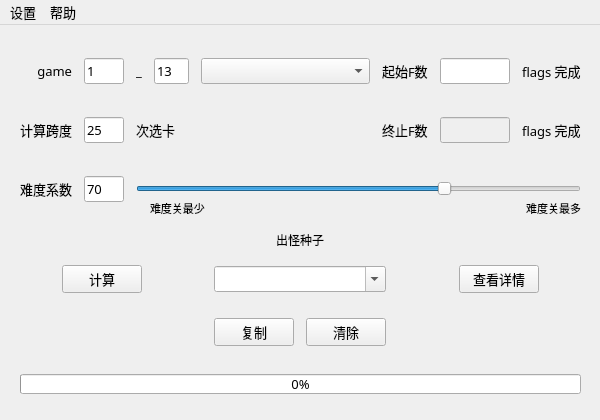
The window that seedfinder.ui (Rottenham/seed-finder-qt) describes before a commit, drawn with Qt 5.
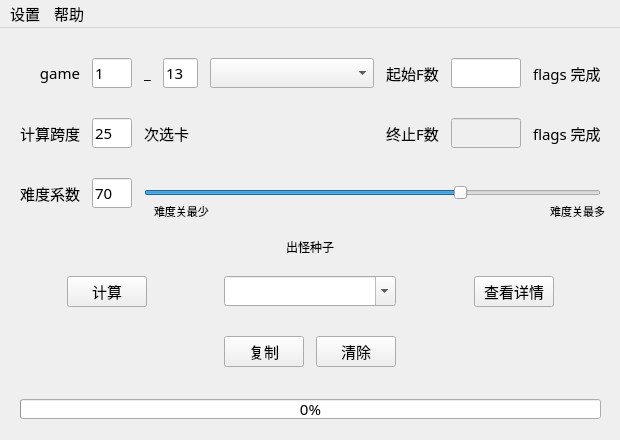
The same window after the commit.

The edit to the form file:
```diff
--- a/seedfinder.ui
+++ b/seedfinder.ui
@@ -6,26 +6,26 @@
    <rect>
     <x>0</x>
     <y>0</y>
-    <width>600</width>
-    <height>420</height>
+    <width>620</width>
+    <height>440</height>
    </rect>
   </property>
   <property name="minimumSize">
    <size>
-    <width>600</width>
-    <height>420</height>
+    <width>620</width>
+    <height>440</height>
    </size>
   </property>
   <property name="maximumSize">
    <size>
-    <width>600</width>
-    <height>420</height>
+    <width>620</width>
+    <height>440</height>
    </size>
   </property>
   <property name="font">
    <font>
     <family>微软雅黑</family>
-    <pointsize>10</pointsize>
+    <pointsize>11</pointsize>
    </font>
   </property>
   <property name="windowTitle">
@@ -37,7 +37,7 @@
      <rect>
       <x>0</x>
       <y>0</y>
-      <width>601</width>
+      <width>621</width>
       <height>192</height>
      </rect>
     </property>
@@ -393,8 +393,8 @@
      <rect>
       <x>0</x>
       <y>190</y>
-      <width>601</width>
-      <height>201</height>
+      <width>621</width>
+      <height>221</height>
      </rect>
     </property>
     <layout class="QGridLayout" name="gridLayout_3">
@@ -405,7 +405,7 @@
       <number>20</number>
      </property>
      <property name="bottomMargin">
-      <number>5</number>
+      <number>0</number>
      </property>
      <property name="horizontalSpacing">
       <number>12</number>
@@ -622,9 +622,9 @@
    <widget class="QWidget" name="layoutWidget">
     <property name="geometry">
      <rect>
-      <x>150</x>
+      <x>154</x>
       <y>175</y>
-      <width>431</width>
+      <width>451</width>
       <height>31</height>
      </rect>
     </property>
@@ -669,7 +669,7 @@
     <rect>
      <x>0</x>
      <y>0</y>
-     <width>600</width>
+     <width>620</width>
      <height>26</height>
     </rect>
    </property>
```
Left out of the diff: 166 changed lines with no effect on the pictures.
